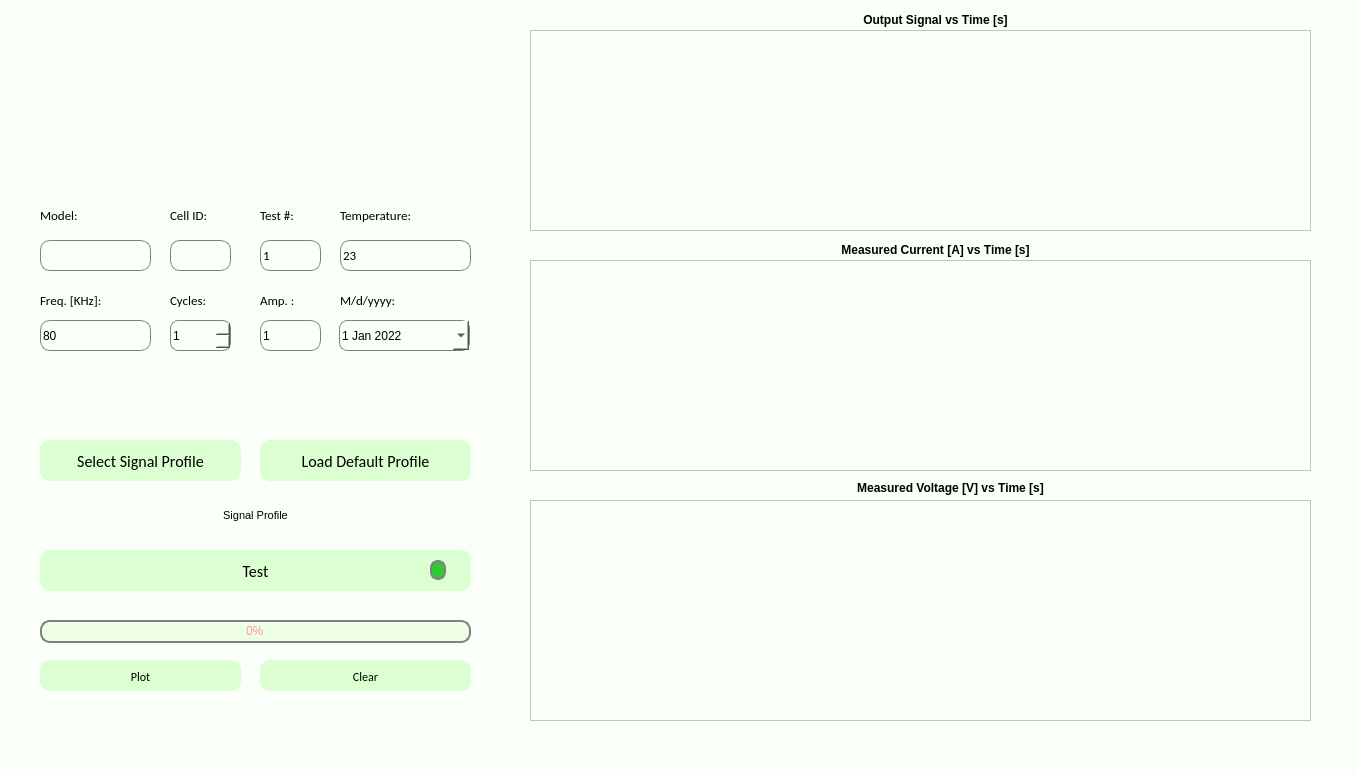
The window that GamrySignal_NewUIVersion/projectui.ui (Vast-Horizon/Gamry-Signal-Generator-Python3) describes before a commit, drawn with Qt 5.
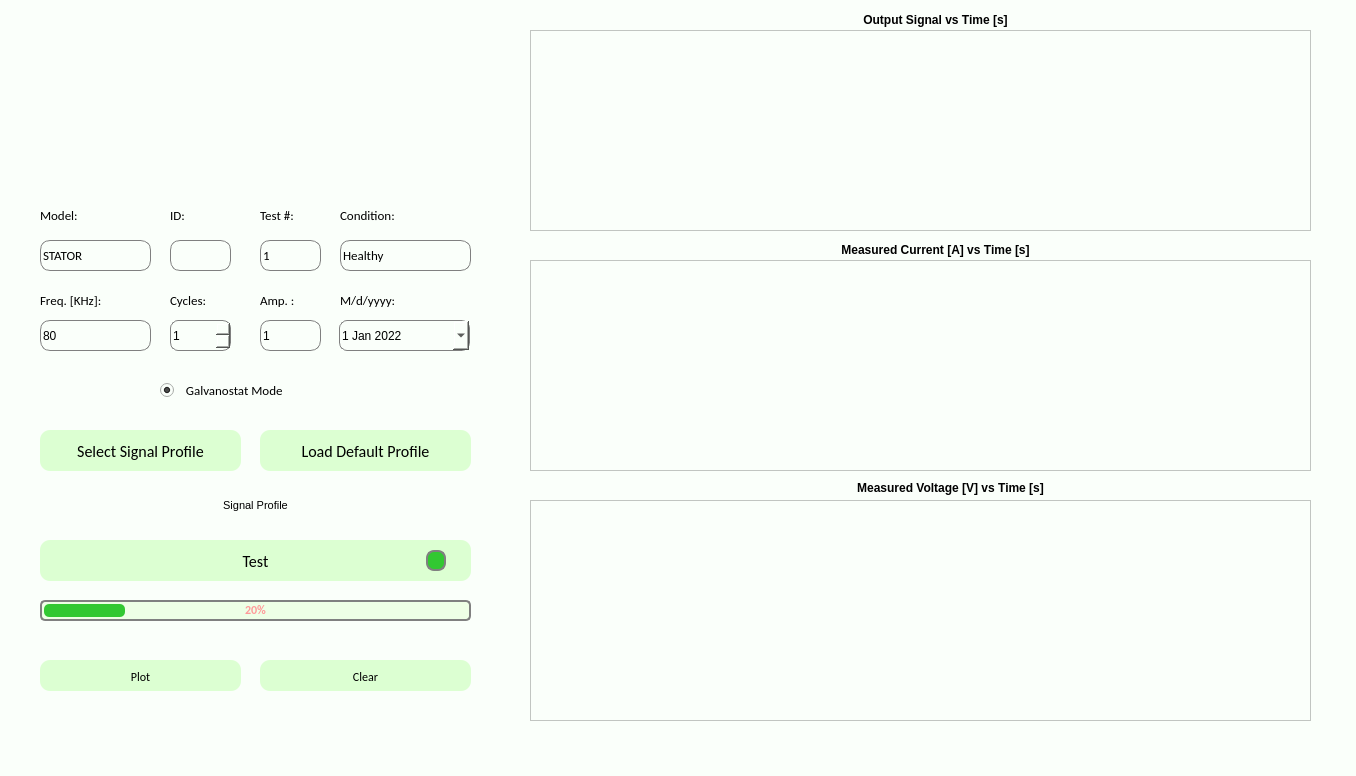
The same window after the commit. Icons and pictures are not drawn. Custom widgets are drawn as their Qt base class.

Patch:
```diff
--- a/GamrySignal_NewUIVersion/projectui.ui
+++ b/GamrySignal_NewUIVersion/projectui.ui
@@ -46,7 +46,7 @@
     <property name="geometry">
      <rect>
       <x>40</x>
-      <y>440</y>
+      <y>430</y>
       <width>201</width>
       <height>41</height>
      </rect>
@@ -87,7 +87,7 @@
     <property name="geometry">
      <rect>
       <x>260</x>
-      <y>440</y>
+      <y>430</y>
       <width>211</width>
       <height>41</height>
      </rect>
@@ -146,7 +146,7 @@
      <string notr="true">QLineEdit {border: 1px solid gray;border-radius: 10px;}</string>
     </property>
     <property name="text">
-     <string/>
+     <string>STATOR</string>
     </property>
    </widget>
    <widget class="QLabel" name="objNamelabel">
@@ -172,7 +172,7 @@
     <property name="geometry">
      <rect>
       <x>40</x>
-      <y>500</y>
+      <y>490</y>
       <width>431</width>
       <height>31</height>
      </rect>
@@ -323,14 +323,14 @@
      </font>
     </property>
     <property name="text">
-     <string>Cell ID:</string>
+     <string>ID:</string>
     </property>
    </widget>
    <widget class="QPushButton" name="TestButton">
     <property name="geometry">
      <rect>
       <x>40</x>
-      <y>550</y>
+      <y>540</y>
       <width>431</width>
       <height>41</height>
      </rect>
@@ -354,10 +354,10 @@
    <widget class="QLabel" name="IndicatorLabel">
     <property name="geometry">
      <rect>
-      <x>430</x>
-      <y>560</y>
-      <width>16</width>
-      <height>20</height>
+      <x>426</x>
+      <y>550</y>
+      <width>20</width>
+      <height>21</height>
      </rect>
     </property>
     <property name="styleSheet">
@@ -537,7 +537,7 @@
      <string notr="true">QLineEdit {border: 1px solid gray;border-radius: 10px;}</string>
     </property>
     <property name="text">
-     <string>23</string>
+     <string>Healthy </string>
     </property>
    </widget>
    <widget class="QLineEdit" name="TestNumEdit">
@@ -604,7 +604,7 @@
      </font>
     </property>
     <property name="text">
-     <string>Temperature:</string>
+     <string>Condition:</string>
     </property>
    </widget>
    <widget class="QLabel" name="DateLabel">
@@ -768,22 +768,34 @@
     <property name="geometry">
      <rect>
       <x>40</x>
-      <y>620</y>
+      <y>600</y>
       <width>431</width>
-      <height>23</height>
+      <height>21</height>
      </rect>
     </property>
+    <property name="font">
+     <font>
+      <family>Calibri</family>
+      <pointsize>9</pointsize>
+      <weight>75</weight>
+      <bold>true</bold>
+     </font>
+    </property>
+    <property name="layoutDirection">
+     <enum>Qt::LeftToRight</enum>
+    </property>
     <property name="styleSheet">
      <string notr="true">QProgressBar{
 background-color:rgb(238, 255, 230); 
-color:rgb(255, 153, 153); 
 border: 1.5px solid gray;
-border-radius: 10px; 
+border-radius: 5px; 
+color:rgb(255, 153, 153);
 text-align:center;
+font-weight: bold
 }
 QProgressBar::chunk {
-margin: 3px;
-border-radius: 10px; 
+margin: 2px;
+border-radius :5px;
 background-color:rgb(50, 200, 50); 
 }
 </string>
@@ -795,7 +807,29 @@
      <number>30</number>
     </property>
     <property name="value">
-     <number>0</number>
+     <number>6</number>
+    </property>
+   </widget>
+   <widget class="QRadioButton" name="radioButton">
+    <property name="geometry">
+     <rect>
+      <x>160</x>
+      <y>380</y>
+      <width>171</width>
+      <height>20</height>
+     </rect>
+    </property>
+    <property name="font">
+     <font>
+      <family>Calibri</family>
+      <pointsize>10</pointsize>
+     </font>
+    </property>
+    <property name="text">
+     <string>  Galvanostat Mode</string>
+    </property>
+    <property name="checked">
+     <bool>true</bool>
     </property>
    </widget>
   </widget>
```
